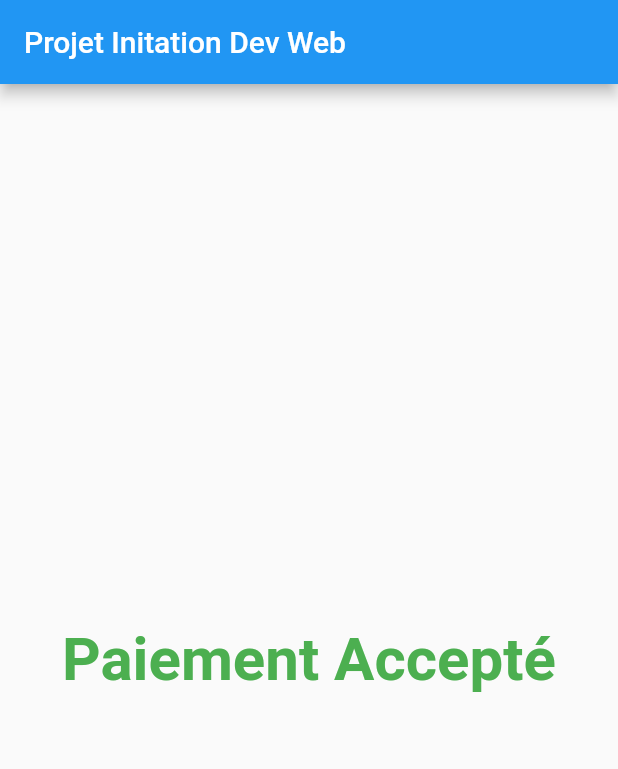
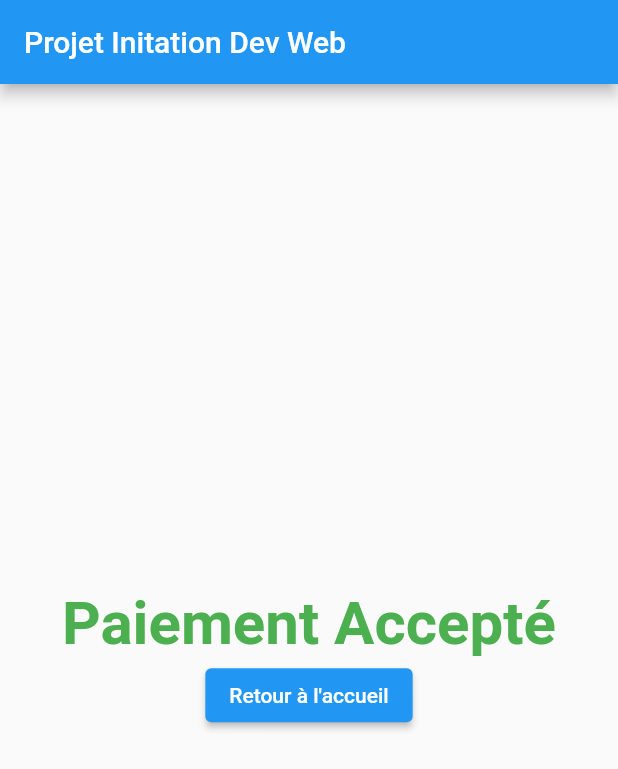
Before and after one commit to Ibrahim-Saleh-B/ProjetInitDevWeb, a Flutter app: the Paiement screen opened directly, on a phone screen of 412 x 824 dp. Shown: the top 769 px of the screen. Run offline on Flutter 3.47's test engine with Material 2 defaults, Android fonts, the phone set to English and light mode, and no system bars; network calls fail.

Commit message:
feat(Bouton retour vers main sur la page 'Paiement accepté')

```diff
--- a/ProjetTest/lib/PaiementAccepte.dart
+++ b/ProjetTest/lib/PaiementAccepte.dart
@@ -1,3 +1,4 @@
+import 'package:ProjetTest/main.dart';
 import 'package:flutter/material.dart';
 
 void main() {
@@ -18,14 +19,30 @@ class Paiement extends StatelessWidget {
 
       ),
       body: Center(
-        child : Text(
+          child : Column(
+              mainAxisAlignment: MainAxisAlignment.center,
+              children: [
+               Text
+               (
                   'Paiement Accepté',
-          style: TextStyle(
+                  style: TextStyle
+                  (
                     fontSize : 40.0,
                     color: Colors.green,
                     fontWeight: FontWeight.bold,
                   ),
                 ),
+                ElevatedButton
+                (
+                  child: Text('Retour à l\'accueil'),
+                  onPressed: () {
+                    Navigator.push(
+                    context, MaterialPageRoute(builder: (context) => FirstRoute()),
+                    );
+                  },
+                ),
+              ],
+            ),
         ),
     );
   }
--- a/ProjetTest/lib/main.dart
+++ b/ProjetTest/lib/main.dart
@@ -14,7 +14,7 @@ class FirstRoute extends StatelessWidget {
   Widget build(BuildContext context) {
     return Scaffold(
       appBar: AppBar(
-        title: Text('First Route'),
+        title: Text('Projet Init Dev Web'),
         actions: <Widget>[
           IconButton(
             icon: Icon(
```
Lines whose indentation alone changed are shown as unchanged.
